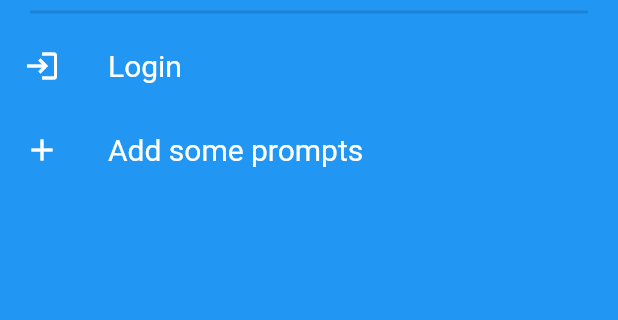
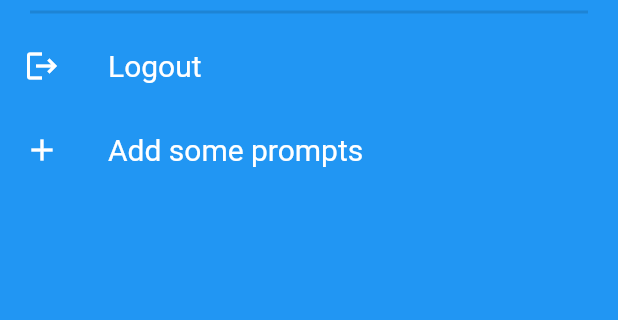
Before and after one commit to BlueAlder/big-toe-app, a Flutter app: the DrawerOptions widget shown alone on an empty page, opened directly, on a phone screen of 412 x 824 dp, the part 372-692 px from its top. Run offline on Flutter 3.47's test engine with Material 2 defaults, Android fonts, the light colour scheme and no system bars; our stand-ins replace animated_text_kit, cloud_firestore, firebase_auth, firebase_core, get_it, google_fonts and 1 more; missing offline and left inert: chip_list, cloud_firestore_odm; accounts and stored records are empty; network calls fail; Roboto replaces fonts that are missing (Arimo).

Commit message:
addig basci google auth will probs need to add a login page

```diff
--- a/lib/src/home/draw-options.widget.dart
+++ b/lib/src/home/draw-options.widget.dart
@@ -20,6 +20,10 @@ class DrawerOptions extends StatelessWidget {
     _authService.signInWithGoogle();
   }
 
+  handleLogout() {
+    _authService.signOut();
+  }
+
   @override
   Widget build(BuildContext context) {
     return Column(
@@ -31,7 +35,15 @@ class DrawerOptions extends StatelessWidget {
         ),
         Text("Big Toe", style: Styles.getHeadingStyle()),
         const Divider(thickness: 2, indent: 20, endIndent: 20),
-        ListTile(
+        _authService.isLoggedIn
+            ? ListTile(
+                leading: const Icon(
+                  Icons.logout,
+                  color: Colors.white,
+                ),
+                onTap: () => handleLogout(),
+                title: Text("Logout", style: Styles.getRegularTextStyle()))
+            : ListTile(
                 leading: const Icon(
                   Icons.login,
                   color: Colors.white,
--- a/lib/src/services/auth.service.dart
+++ b/lib/src/services/auth.service.dart
@@ -37,4 +37,8 @@ class AuthService {
     // Once signed in, return the UserCredential
     return await FirebaseAuth.instance.signInWithCredential(credential);
   }
+
+  Future<void> signOut() async {
+    return await FirebaseAuth.instance.signOut();
+  }
 }
```
Also changed, not shown: 2 other files. Lines whose indentation alone changed are shown as unchanged.
